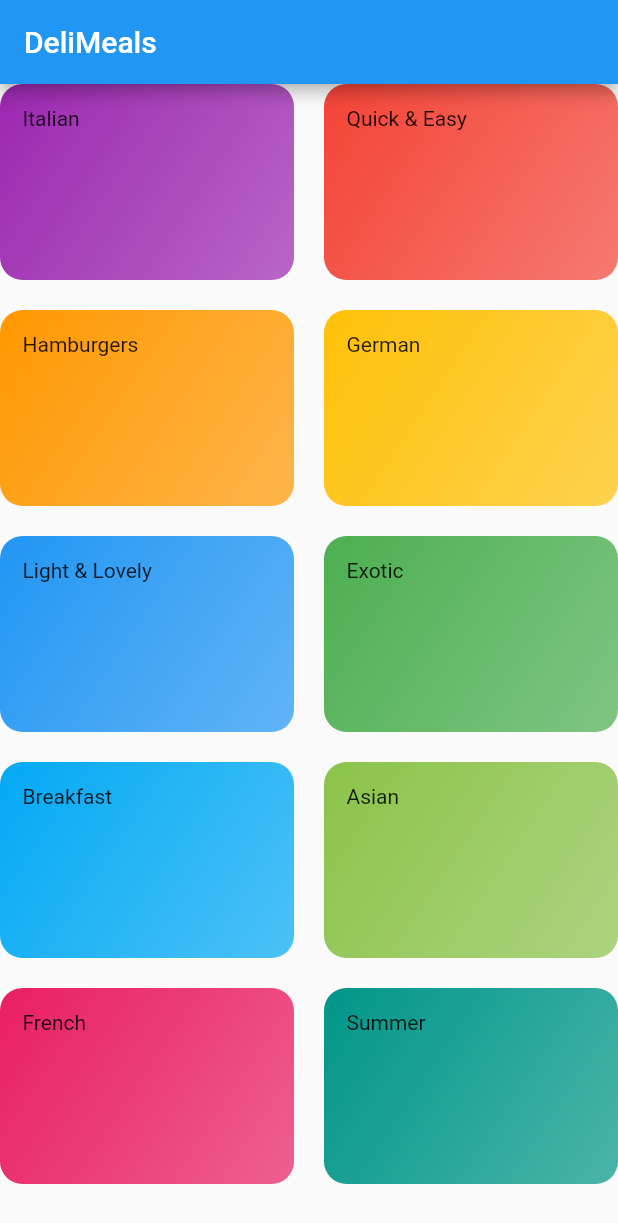
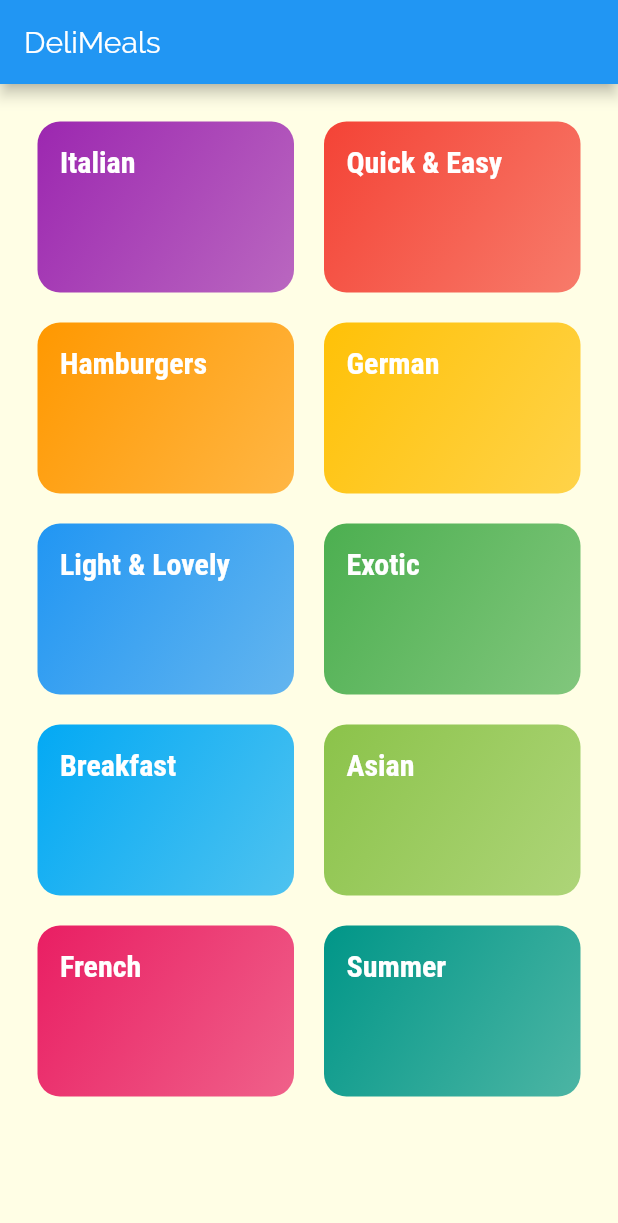
Before and after one commit to Akash4097/RecipeApp, a Flutter app: the screen it shows after launch, on a phone screen of 412 x 824 dp. Shown: the top 1223 px of the screen. Run offline on Flutter 3.47's test engine with Material 2 defaults, Android fonts, the phone set to English and light mode, and no system bars.

Commit message:
add app theme

```diff
--- a/lib/categories_screen.dart
+++ b/lib/categories_screen.dart
@@ -11,6 +11,7 @@ class CategoriesScreen extends StatelessWidget {
         title: const Text("DeliMeals"),
       ),
       body: GridView(
+        padding: const EdgeInsets.all(25),
         children: DUMMY_CATEGORIES
             .map((data) => CategoryItem(data.title, data.color))
             .toList(),
--- a/lib/category_item.dart
+++ b/lib/category_item.dart
@@ -10,7 +10,7 @@ class CategoryItem extends StatelessWidget {
   Widget build(BuildContext context) {
     return Container(
       padding: const EdgeInsets.all(15),
-      child: Text(title),
+      child: Text(title, style: Theme.of(context).textTheme.title,),
       decoration: BoxDecoration(
           gradient: LinearGradient(
               colors: [color.withOpacity(0.7), color],
--- a/lib/main.dart
+++ b/lib/main.dart
@@ -13,6 +13,17 @@ class MyApp extends StatelessWidget {
       title: 'DeliMeals',
       theme: ThemeData(
         primarySwatch: Colors.blue,
+        accentColor: Colors.amber,
+        canvasColor: Color.fromRGBO(255, 254, 229, 1),
+        fontFamily: "Raleway",
+        textTheme: ThemeData.light().textTheme.copyWith(
+          body1: TextStyle(color: Color.fromRGBO(20, 51, 51, 1)),
+          body2: TextStyle(color: Color.fromRGBO(20, 51, 51, 1)),
+          title: TextStyle(fontSize: 20,
+          color: Colors.white,
+          fontFamily: "RobotoCondensed",
+          fontWeight: FontWeight.bold)
+        )
       ),
       home: CategoriesScreen(),
     );
```
Also changed, not shown: pubspec.yaml (+17 -12 lines), assets/fonts/Raleway-Black.ttf (added), assets/fonts/Raleway-Bold.ttf (added), assets/fonts/Raleway-Regular.ttf (added), assets/fonts/RobotoCondensed-Bold.ttf (added), assets/fonts/RobotoCondensed-Italic.ttf (added), assets/fonts/RobotoCondensed-Light.ttf (added), assets/fonts/RobotoCondensed-Regular.ttf (added).
